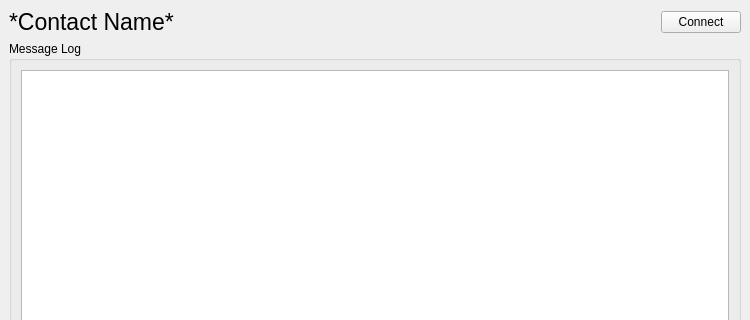
This is chatScreen.ui in elroydsouza/MessagingApp-SDI as Qt 5 draws it before an edit; both pictures show x 0 to 750 and y 0 to 320 of the 750 by 500 pixel window. The edited form follows.
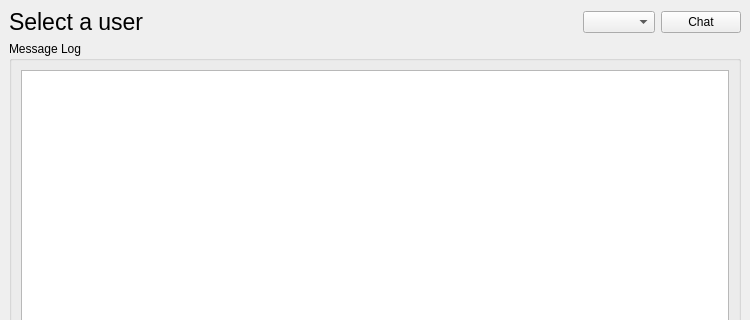
This is the edited form.

Commit message: Added some functionality to the chatScreen

Patch:
```diff
--- a/chatScreen.ui
+++ b/chatScreen.ui
@@ -28,7 +28,7 @@
          </font>
         </property>
         <property name="text">
-         <string>*Contact Name*</string>
+         <string>Select a user</string>
         </property>
        </widget>
       </item>
@@ -46,9 +46,12 @@
        </spacer>
       </item>
       <item>
-       <widget class="QPushButton" name="buttonConnect">
+       <widget class="QComboBox" name="comboBoxUsers"/>
+      </item>
+      <item>
+       <widget class="QPushButton" name="buttonChat">
         <property name="text">
-         <string>Connect</string>
+         <string>Chat</string>
         </property>
        </widget>
       </item>
```
Left out of the diff: 2 changed lines with no effect on the pictures. The commit also changes 10 other files.
